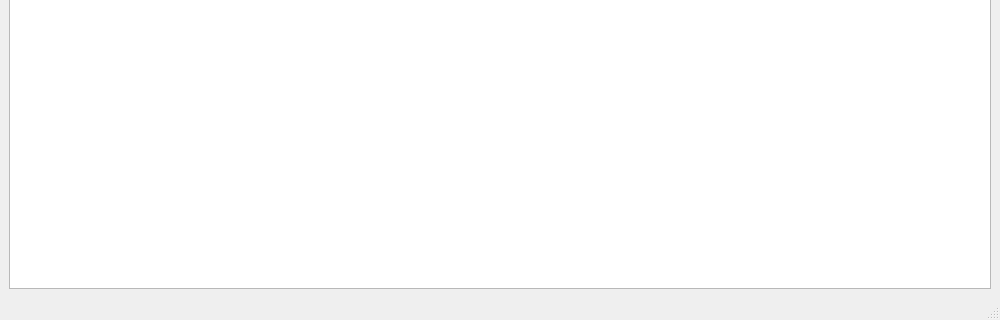
This is window/mainWindow/mainwindow.ui in S-E-C-O/LMS as Qt 5 draws it before an edit; both pictures show x 0 to 1000 and y 280 to 600 of the 1000 by 600 pixel window. The edited form follows.
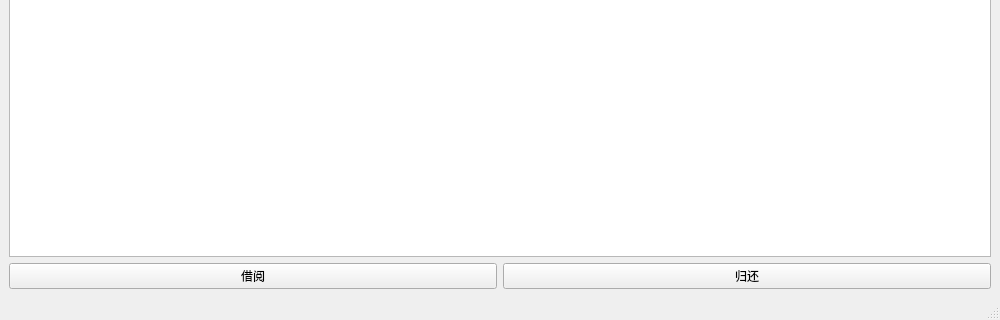
This is the edited form.

```diff
--- a/window/mainWindow/mainwindow.ui
+++ b/window/mainWindow/mainwindow.ui
@@ -69,6 +69,25 @@
                         </column>
                     </widget>
                 </item>
+                <item>
+                    <layout class="QHBoxLayout" name="borrowReturnLayout">
+                        <item>
+                            <widget class="QPushButton" name="borrowButton">
+                                <property name="text">
+                                    <string>借阅</string>
+                                </property>
+                            </widget>
+                        </item>
+                        <item>
+                            <widget class="QPushButton" name="returnButton">
+                                <property name="text">
+                                    <string>归还</string>
+                                </property>
+                            </widget>
+                        </item>
+                    </layout>
+                </item>
+
             </layout>
         </widget>
         <widget class="QMenuBar" name="menubar"/>
```
